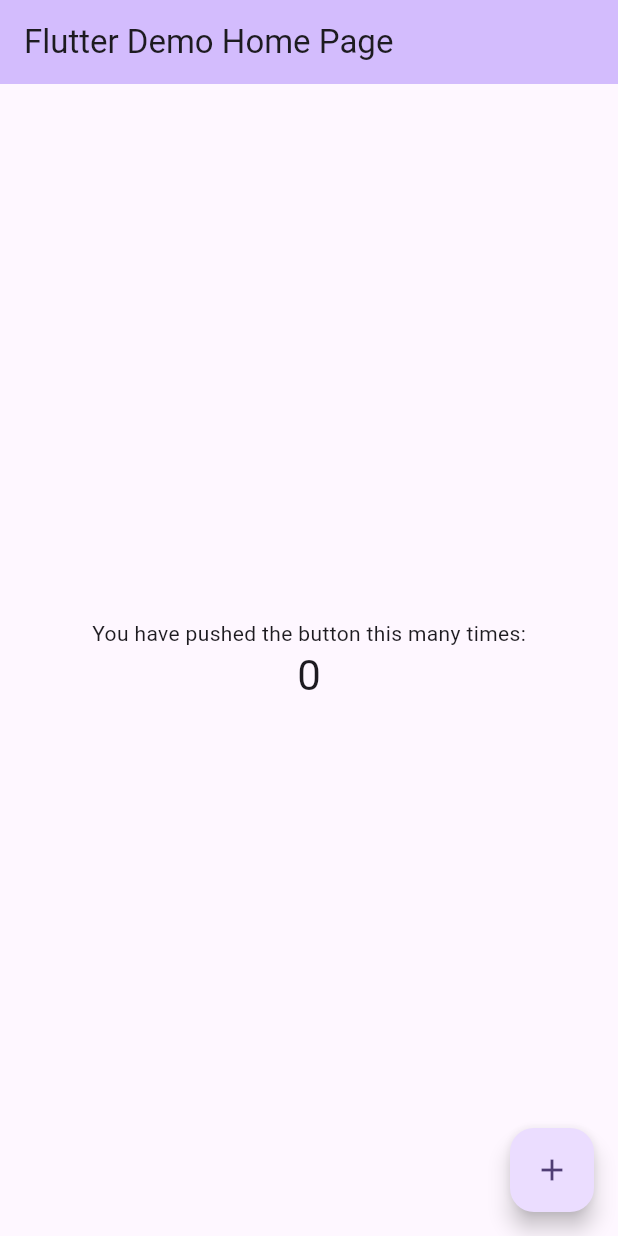
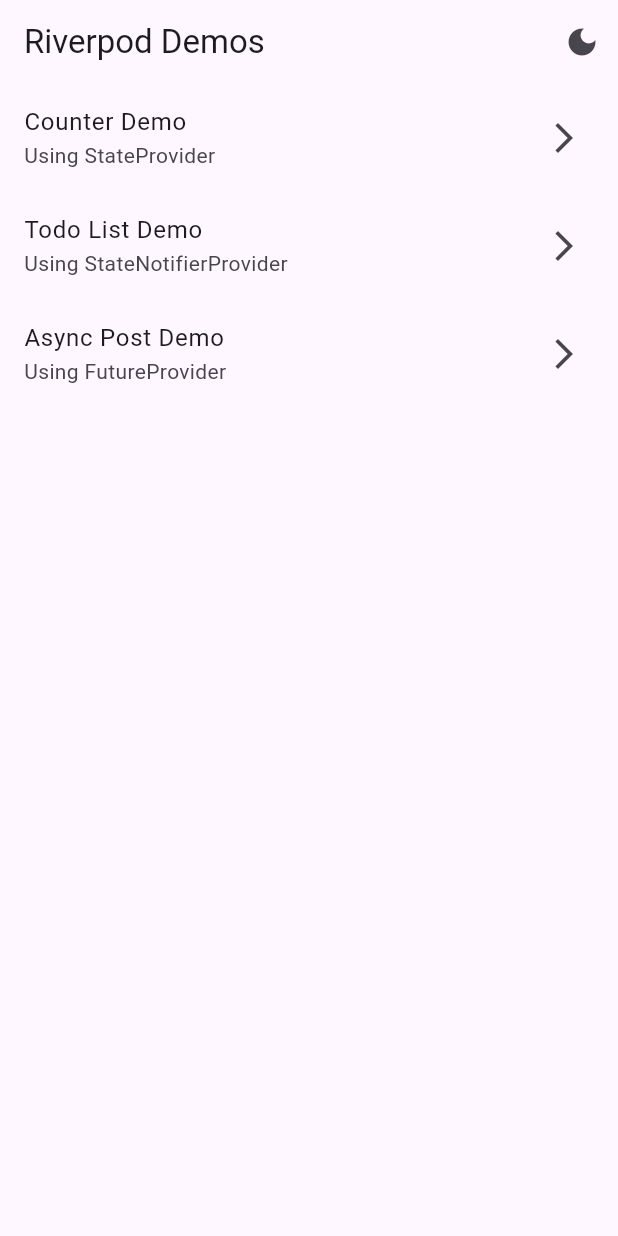
Before and after one commit to mytangyh/riverpod_demo, a Flutter app: the screen it shows after launch, on a phone screen of 412 x 824 dp. Run offline on Flutter 3.47's test engine with Material 3 defaults, Android fonts, the phone set to English and light mode, and no system bars; our stand-ins replace flutter_riverpod, go_router.

Commit message:
feat: Add initial Riverpod demos and app structure
This commit introduces the initial set of Riverpod demos and lays the foundation for the application.

Key changes:
- Refactored `main.dart` to use `ProviderScope` and integrate Riverpod for state management.
- Implemented `AppRouter` using `GoRouter` and a `routerProvider` for navigation.
- Added `ThemeProvider` to manage light/dark theme switching.
- Created a `HomeScreen` to navigate to different demo screens.
- Added `CounterScreen` and `counterProvider` demonstrating `StateProvider`.
- Added `TodosScreen`, `todos_provider`, `Todo` model, and `TodoItem` widget demonstrating `NotifierProvider` for a todo list.
- Added `PostScreen` and `post_provider` demonstrating `FutureProvider` for fetching asynchronous data.

```diff
--- a/lib/core/routing/app_router.dart
+++ b/lib/core/routing/app_router.dart
@@ -0,0 +1,37 @@
+// lib/core/routing/app_router.dart
+import 'package:flutter_riverpod/flutter_riverpod.dart';
+import 'package:go_router/go_router.dart';
+
+import '../../features/demo_async_post/post_screen.dart';
+import '../../features/demo_counter/counter_screen.dart';
+import '../../features/demo_todos/todos_screen.dart';
+import '../../features/home/home_screen.dart';
+
+// 使用 Riverpod 提供 GoRouter 实例，方便在 App 内任何地方访问
+final routerProvider = Provider<GoRouter>((ref) {
+  return GoRouter(
+    initialLocation: '/',
+    routes: [
+      GoRoute(
+        path: '/',
+        name: 'home',
+        builder: (context, state) => const HomeScreen(),
+      ),
+      GoRoute(
+        path: '/counter',
+        name: 'counter',
+        builder: (context, state) => const CounterScreen(),
+      ),
+      GoRoute(
+        path: '/todos',
+        name: 'todos',
+        builder: (context, state) => const TodosScreen(),
+      ),
+      GoRoute(
+        path: '/post',
+        name: 'post',
+        builder: (context, state) => const PostScreen(),
+      ),
+    ],
+  );
+});
--- /dev/null
+++ b/lib/core/theme/theme_provider.dart
@@ -0,0 +1,19 @@
+// lib/core/theme/theme_provider.dart
+import 'package:flutter/material.dart';
+import 'package:flutter_riverpod/flutter_riverpod.dart';
+
+// 1. 定义一个 Notifier，它持有并可以改变状态 (ThemeMode)
+class ThemeNotifier extends StateNotifier<ThemeMode> {
+  // 初始状态为系统默认
+  ThemeNotifier() : super(ThemeMode.system);
+
+  void toggleTheme() {
+    // 状态是不可变的，我们不能直接修改 state，而是创建一个新的状态
+    state = state == ThemeMode.light ? ThemeMode.dark : ThemeMode.light;
+  }
+}
+
+// 2. 创建一个全局的 StateNotifierProvider
+final themeProvider = StateNotifierProvider<ThemeNotifier, ThemeMode>((ref) {
+  return ThemeNotifier();
+});
--- /dev/null
+++ b/lib/features/demo_async_post/post_provider.dart
@@ -0,0 +1,28 @@
+// lib/features/demo_async_post/post_provider.dart
+import 'dart:convert';
+import 'package:flutter_riverpod/flutter_riverpod.dart';
+import 'package:http/http.dart' as http;
+
+class Post {
+  final int id;
+  final String title;
+  final String body;
+  Post({required this.id, required this.title, required this.body});
+
+  factory Post.fromJson(Map<String, dynamic> json) {
+    return Post(id: json['id'], title: json['title'], body: json['body']);
+  }
+}
+
+final postProvider = FutureProvider.autoDispose<Post>((ref) async {
+  final response = await http.get(
+    Uri.parse('https://jsonplaceholder.typicode.com/posts/1'),
+  );
+  await Future.delayed(const Duration(seconds: 1)); // 模拟延迟
+
+  if (response.statusCode == 200) {
+    return Post.fromJson(json.decode(response.body));
+  } else {
+    throw Exception('Failed to load post');
+  }
+});
--- /dev/null
+++ b/lib/features/demo_counter/counter_provider.dart
@@ -0,0 +1,4 @@
+// lib/features/demo_counter/counter_provider.dart
+import 'package:flutter_riverpod/flutter_riverpod.dart';
+
+final counterProvider = StateProvider.autoDispose<int>((ref) => 0);
--- /dev/null
+++ b/lib/features/demo_todos/models/todo.dart
@@ -0,0 +1,16 @@
+// 一个简单的 To-do 模型
+class Todo {
+  final String id;
+  final String description;
+  final bool completed;
+
+  Todo({required this.id, required this.description, this.completed = false});
+
+  Todo copyWith({String? id, String? description, bool? completed}) {
+    return Todo(
+      id: id ?? this.id,
+      description: description ?? this.description,
+      completed: completed ?? this.completed,
+    );
+  }
+}
--- /dev/null
+++ b/lib/features/demo_todos/todos_provider.dart
@@ -0,0 +1,68 @@
+// lib/features/demo_todos/todos_provider.dart
+import 'package:flutter_riverpod/flutter_riverpod.dart';
+import 'package:uuid/uuid.dart'; // 需要 uuid 来生成唯一的 ID
+import 'models/todo.dart';
+
+// 创建一个 Uuid 实例
+const _uuid = Uuid();
+
+// 1. Notifier 类 - 包含业务逻辑
+class TodosNotifier extends Notifier<List<Todo>> {
+  @override
+  List<Todo> build() {
+    // build 方法用于提供初始状态。
+    // 这里我们返回一个空的待办事项列表。
+    // 你也可以在这里加载持久化的数据或提供一些默认的示例数据。
+    return [
+      // 示例数据，方便测试
+      Todo(id: _uuid.v4(), description: '学习 Riverpod', completed: true),
+      Todo(id: _uuid.v4(), description: '编写 Todo Demo', completed: false),
+      Todo(id: _uuid.v4(), description: '喝杯咖啡 ☕️', completed: false),
+    ];
+  }
+
+  /// 添加一个新的待办事项
+  void addTodo(String description) {
+    // 创建一个新的 Todo 对象
+    final newTodo = Todo(
+      id: _uuid.v4(),
+      description: description,
+    );
+    // 更新状态。状态是不可变的，所以我们创建一个包含旧项目和新项目的新列表。
+    // 不要使用 state.add(newTodo)，那会修改原始列表，导致状态不更新。
+    state = [...state, newTodo];
+  }
+
+  /// 根据 ID 删除一个待办事项
+  void remove(String id) {
+    // 使用 where 方法过滤掉 ID 匹配的待办事项，然后创建一个新列表。
+    state = state.where((todo) => todo.id != id).toList();
+  }
+
+  /// 切换指定 ID 的待办事项的完成状态
+  void toggle(String id) {
+    // 使用 map 遍历列表。
+    // 如果找到匹配的 ID，就创建一个新的 Todo 实例，并翻转其 `completed` 状态。
+    // 否则，返回原始的 todo。
+    // 最后，将结果转换回一个列表。
+    state = [
+      for (final todo in state)
+        if (todo.id == id)
+          todo.copyWith(completed: !todo.completed)
+        else
+          todo,
+    ];
+    // 上面的写法等同于：
+    // state = state.map((todo) {
+    //   if (todo.id == id) {
+    //     return todo.copyWith(completed: !todo.completed);
+    //   }
+    //   return todo;
+    // }).toList();
+  }
+}
+
+// 2. Provider - 让 UI 可以访问到 Notifier
+final todosProvider = NotifierProvider<TodosNotifier, List<Todo>>(
+  TodosNotifier.new,
+);
--- /dev/null
+++ b/lib/features/demo_todos/widget/todo_item.dart
@@ -0,0 +1,43 @@
+// lib/features/demo_todos/widgets/todo_item.dart
+import 'package:flutter/material.dart';
+import 'package:flutter_riverpod/flutter_riverpod.dart';
+import '../models/todo.dart';
+import '../todos_provider.dart';
+
+class TodoItem extends ConsumerWidget {
+  final Todo todo;
+
+  const TodoItem({super.key, required this.todo});
+
+  @override
+  Widget build(BuildContext context, WidgetRef ref) {
+    return ListTile(
+      onTap: () {
+        // 点击 ListTile 时切换待办事项的完成状态
+        ref.read(todosProvider.notifier).toggle(todo.id);
+      },
+      leading: Checkbox(
+        value: todo.completed,
+        onChanged: (value) {
+          // 点击 Checkbox 时也切换状态
+          ref.read(todosProvider.notifier).toggle(todo.id);
+        },
+      ),
+      title: Text(
+        todo.description,
+        style: TextStyle(
+          // 如果已完成，则添加删除线样式
+          decoration: todo.completed ? TextDecoration.lineThrough : null,
+          color: todo.completed ? Colors.grey : null,
+        ),
+      ),
+      trailing: IconButton(
+        icon: const Icon(Icons.delete_outline, color: Colors.red),
+        onPressed: () {
+          // 点击删除按钮时移除该待办事项
+          ref.read(todosProvider.notifier).remove(todo.id);
+        },
+      ),
+    );
+  }
+}
--- /dev/null
+++ b/lib/features/home/home_screen.dart
@@ -0,0 +1,72 @@
+// lib/features/home/home_screen.dart
+import 'package:flutter/material.dart';
+import 'package:flutter_riverpod/flutter_riverpod.dart';
+import 'package:go_router/go_router.dart';
+import '../../core/theme/theme_provider.dart';
+
+class HomeScreen extends ConsumerWidget { // 完整代码
+  const HomeScreen({super.key});
+
+  @override
+  Widget build(BuildContext context, WidgetRef ref) {
+    final themeNotifier = ref.read(themeProvider.notifier);
+    final currentTheme = ref.watch(themeProvider);
+
+    return Scaffold(
+      appBar: AppBar(
+        title: const Text('Riverpod Demos'),
+        actions: [
+          IconButton(
+            icon: Icon(currentTheme == ThemeMode.dark
+                ? Icons.light_mode
+                : Icons.dark_mode),
+            onPressed: () {
+              themeNotifier.toggleTheme();
+            },
+          )
+        ],
+      ),
+      body: ListView(
+        children: [
+          _DemoTile(
+            title: 'Counter Demo',
+            subtitle: 'Using StateProvider',
+            onTap: () => context.go('/counter'),
+          ),
+          _DemoTile(
+            title: 'Todo List Demo',
+            subtitle: 'Using StateNotifierProvider',
+            onTap: () => context.go('/todos'),
+          ),
+          _DemoTile(
+            title: 'Async Post Demo',
+            subtitle: 'Using FutureProvider',
+            onTap: () => context.go('/post'),
+          ),
+        ],
+      ),
+    );
+  }
+}
+
+class _DemoTile extends StatelessWidget { // 完整代码
+  final String title;
+  final String subtitle;
+  final VoidCallback onTap;
+
+  const _DemoTile({
+    required this.title,
+    required this.subtitle,
+    required this.onTap,
+  });
+
+  @override
+  Widget build(BuildContext context) {
+    return ListTile(
+      title: Text(title),
+      subtitle: Text(subtitle),
+      trailing: const Icon(Icons.arrow_forward_ios),
+      onTap: onTap,
+    );
+  }
+}
--- a/lib/main.dart
+++ b/lib/main.dart
@@ -1,125 +1,36 @@
+// lib/main.dart
 import 'package:flutter/material.dart';
+import 'package:flutter_riverpod/flutter_riverpod.dart';
+import 'core/routing/app_router.dart';
+import 'core/theme/theme_provider.dart';
 
 void main() {
-  runApp(const MyApp());
+  runApp(
+    // 1. 用 ProviderScope 包裹整个应用，这是 Riverpod 运行所必需的
+    const ProviderScope(
+      child: MyApp(),
+    ),
+  );
 }
 
-class MyApp extends StatelessWidget {
+class MyApp extends ConsumerWidget {
   const MyApp({super.key});
 
-  // This widget is the root of your application.
   @override
-  Widget build(BuildContext context) {
-    return MaterialApp(
-      title: 'Flutter Demo',
-      theme: ThemeData(
-        // This is the theme of your application.
-        //
-        // TRY THIS: Try running your application with "flutter run". You'll see
-        // the application has a purple toolbar. Then, without quitting the app,
-        // try changing the seedColor in the colorScheme below to Colors.green
-        // and then invoke "hot reload" (save your changes or press the "hot
-        // reload" button in a Flutter-supported IDE, or press "r" if you used
-        // the command line to start the app).
-        //
-        // Notice that the counter didn't reset back to zero; the application
-        // state is not lost during the reload. To reset the state, use hot
-        // restart instead.
-        //
-        // This works for code too, not just values: Most code changes can be
-        // tested with just a hot reload.
-        colorScheme: ColorScheme.fromSeed(seedColor: Colors.deepPurple),
-        useMaterial3: true,
-      ),
-      home: const MyHomePage(title: 'Flutter Demo Home Page'),
+  Widget build(BuildContext context, WidgetRef ref) {
+    // 2. 监听路由 provider
+    final router = ref.watch(routerProvider);
+    // 3. 监听主题 provider
+    final themeMode = ref.watch(themeProvider);
+
+    return MaterialApp.router(
+      title: 'Riverpod Scaffold',
+      // 来自 GoRouter 的路由配置
+      routerConfig: router,
+      // 来自 Theme Provider 的主题配置
+      theme: ThemeData.light(useMaterial3: true),
+      darkTheme: ThemeData.dark(useMaterial3: true),
+      themeMode: themeMode,
     );
   }
 }
-
-class MyHomePage extends StatefulWidget {
-  const MyHomePage({super.key, required this.title});
-
-  // This widget is the home page of your application. It is stateful, meaning
-  // that it has a State object (defined below) that contains fields that affect
-  // how it looks.
-
-  // This class is the configuration for the state. It holds the values (in this
-  // case the title) provided by the parent (in this case the App widget) and
-  // used by the build method of the State. Fields in a Widget subclass are
-  // always marked "final".
-
-  final String title;
-
-  @override
-  State<MyHomePage> createState() => _MyHomePageState();
-}
-
-class _MyHomePageState extends State<MyHomePage> {
-  int _counter = 0;
-
-  void _incrementCounter() {
-    setState(() {
-      // This call to setState tells the Flutter framework that something has
-      // changed in this State, which causes it to rerun the build method below
-      // so that the display can reflect the updated values. If we changed
-      // _counter without calling setState(), then the build method would not be
-      // called again, and so nothing would appear to happen.
-      _counter++;
-    });
-  }
-
-  @override
-  Widget build(BuildContext context) {
-    // This method is rerun every time setState is called, for instance as done
-    // by the _incrementCounter method above.
-    //
-    // The Flutter framework has been optimized to make rerunning build methods
-    // fast, so that you can just rebuild anything that needs updating rather
-    // than having to individually change instances of widgets.
-    return Scaffold(
-      appBar: AppBar(
-        // TRY THIS: Try changing the color here to a specific color (to
-        // Colors.amber, perhaps?) and trigger a hot reload to see the AppBar
-        // change color while the other colors stay the same.
-        backgroundColor: Theme.of(context).colorScheme.inversePrimary,
-        // Here we take the value from the MyHomePage object that was created by
-        // the App.build method, and use it to set our appbar title.
-        title: Text(widget.title),
-      ),
-      body: Center(
-        // Center is a layout widget. It takes a single child and positions it
-        // in the middle of the parent.
-        child: Column(
-          // Column is also a layout widget. It takes a list of children and
-          // arranges them vertically. By default, it sizes itself to fit its
-          // children horizontally, and tries to be as tall as its parent.
-          //
-          // Column has various properties to control how it sizes itself and
-          // how it positions its children. Here we use mainAxisAlignment to
-          // center the children vertically; the main axis here is the vertical
-          // axis because Columns are vertical (the cross axis would be
-          // horizontal).
-          //
-          // TRY THIS: Invoke "debug painting" (choose the "Toggle Debug Paint"
-          // action in the IDE, or press "p" in the console), to see the
-          // wireframe for each widget.
-          mainAxisAlignment: MainAxisAlignment.center,
-          children: <Widget>[
-            const Text(
-              'You have pushed the button this many times:',
-            ),
-            Text(
-              '$_counter',
-              style: Theme.of(context).textTheme.headlineMedium,
-            ),
-          ],
-        ),
-      ),
-      floatingActionButton: FloatingActionButton(
-        onPressed: _incrementCounter,
-        tooltip: 'Increment',
-        child: const Icon(Icons.add),
-      ), // This trailing comma makes auto-formatting nicer for build methods.
-    );
-  }
-}
```
Also changed, not shown: lib/features/demo_async_post/post_screen.dart (added, +40 -0 lines), lib/features/demo_counter/counter_screen.dart (added, +36 -0 lines), lib/features/demo_todos/todos_screen.dart (added, +96 -0 lines).
